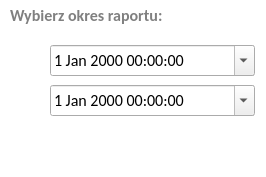
First picture: the form in reportdialog.ui, repository RStravinsky/CarReservation, before the edit.
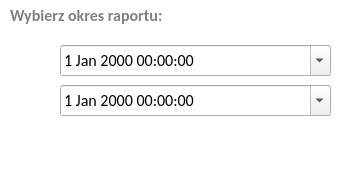
Second picture: the form after the edit. Icons and pictures are not drawn.

```diff
--- a/reportdialog.ui
+++ b/reportdialog.ui
@@ -6,19 +6,19 @@
    <rect>
     <x>0</x>
     <y>0</y>
-    <width>266</width>
+    <width>350</width>
     <height>177</height>
    </rect>
   </property>
   <property name="minimumSize">
    <size>
-    <width>266</width>
+    <width>350</width>
     <height>177</height>
    </size>
   </property>
   <property name="maximumSize">
    <size>
-    <width>266</width>
+    <width>350</width>
     <height>177</height>
    </size>
   </property>
@@ -32,12 +32,34 @@
   <property name="styleSheet">
    <string notr="true">QDialog {
 background-color: rgb(255, 255, 255);
-}</string>
+}
+
+
+QMessageBox QPushButton:hover {
+border-radius: 5px;
+background: rgb(255,140,0);
+}
+
+QMessageBox QPushButton{
+color: white;
+border-radius: 5px;
+background: qlineargradient(x1:0, y1:0, x2:0, y2:1,
+   stop: 0 rgba(255,140,0), stop: 0.7 rgb(255,105,0));
+min-height: 30px;
+min-width: 70px;
+}
+
+QMessageBox QPushButton:pressed {
+color: white;
+border-radius: 5px;
+background: rgb(255,105,0);
+}
+</string>
   </property>
   <widget class="QPushButton" name="exportButton">
    <property name="geometry">
     <rect>
-     <x>150</x>
+     <x>230</x>
      <y>130</y>
      <width>105</width>
      <height>35</height>
@@ -76,7 +98,7 @@
   <widget class="QPushButton" name="cancelButton">
    <property name="geometry">
     <rect>
-     <x>40</x>
+     <x>120</x>
      <y>130</y>
      <width>105</width>
      <height>35</height>
@@ -115,9 +137,9 @@
   <widget class="QDateTimeEdit" name="beginDateTimeEdit">
    <property name="geometry">
     <rect>
-     <x>50</x>
+     <x>60</x>
      <y>45</y>
-     <width>205</width>
+     <width>271</width>
      <height>31</height>
     </rect>
    </property>
@@ -134,9 +156,9 @@
   <widget class="QDateTimeEdit" name="endDateTimeEdit">
    <property name="geometry">
     <rect>
-     <x>50</x>
+     <x>60</x>
      <y>85</y>
-     <width>205</width>
+     <width>271</width>
      <height>31</height>
     </rect>
    </property>
```
